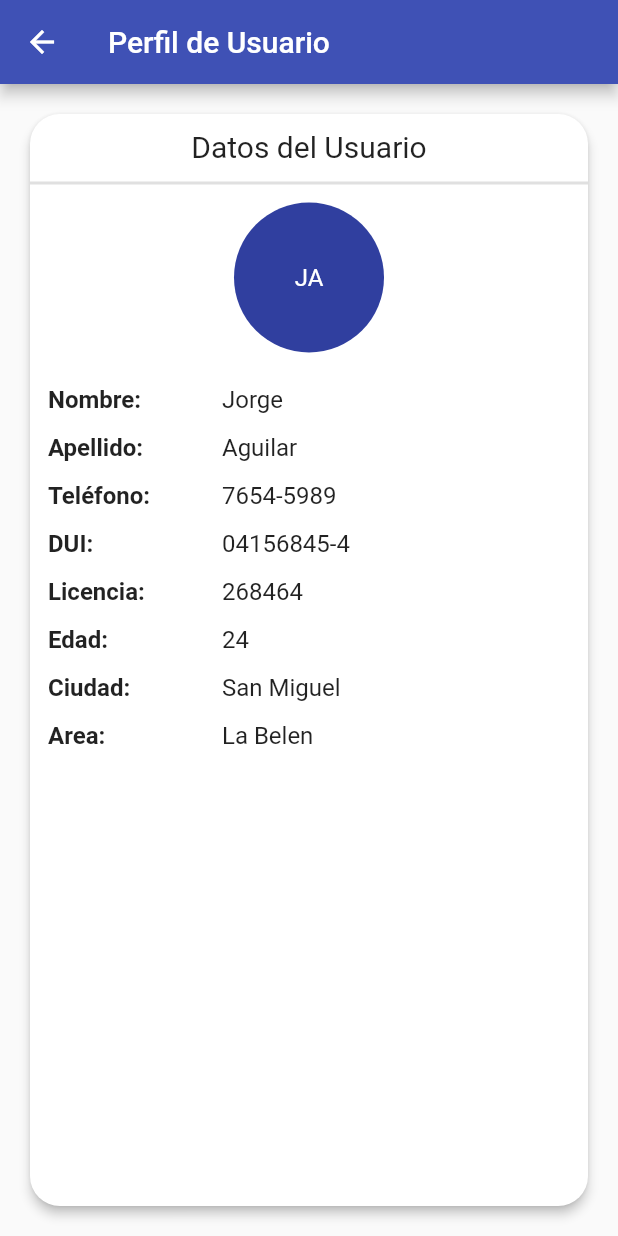
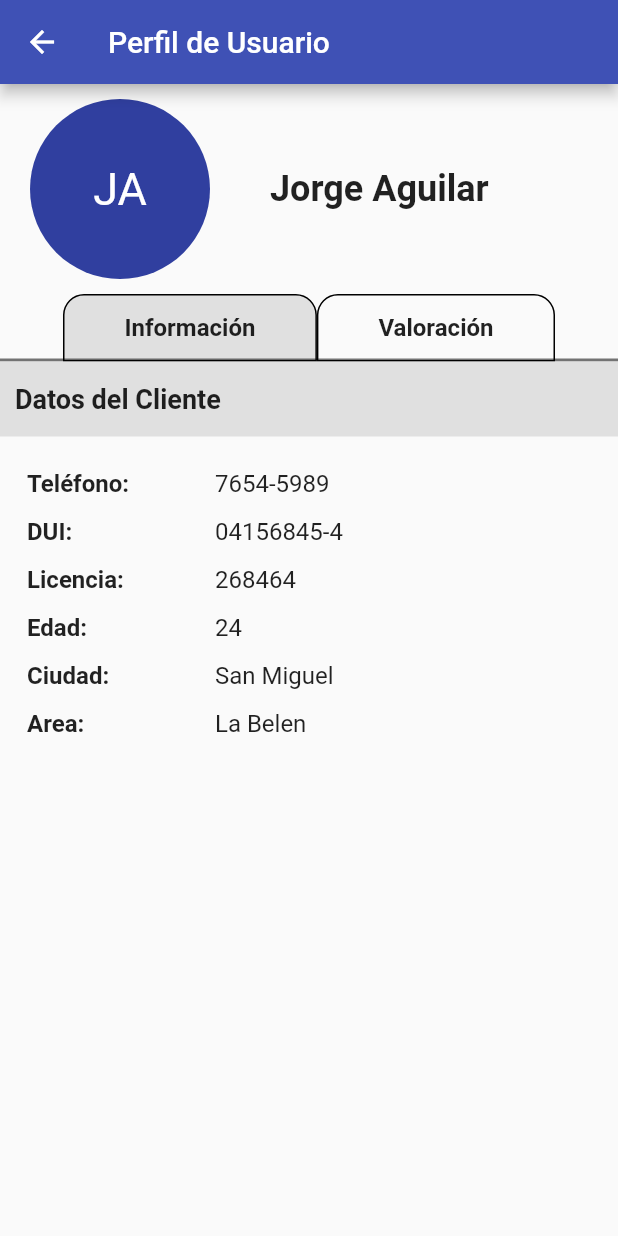
Before and after one commit to gerardoevs/driveloop-app, a Flutter app: the ProfilePage screen opened by its route, on a phone screen of 412 x 824 dp. Run offline on Flutter 3.47's test engine with Material 2 defaults, Android fonts, the phone set to English and light mode, and no system bars; our stand-ins replace transparent_image; network calls fail.

```diff
--- a/lib/pages/profile_page.dart
+++ b/lib/pages/profile_page.dart
@@ -4,7 +4,6 @@ final TextStyle _propiedadFontStyle =
     const TextStyle(fontWeight: FontWeight.bold, fontSize: 16, height: 2);
 final TextStyle _valorFontStyle = const TextStyle(fontSize: 16, height: 2);
 
-class ProfilePage extends StatelessWidget {
 final Map<String, String> _usuario = {
   'nombre': 'Jorge',
   'apellido': 'Aguilar',
@@ -15,40 +14,100 @@ class ProfilePage extends StatelessWidget {
   'city': 'San Miguel',
   'location': 'La Belen'
 };
+
+class ProfilePage extends StatefulWidget {
+  ProfilePage({Key key}) : super(key: key);
+
+  @override
+  _ProfilePageState createState() => _ProfilePageState();
+}
+
+class _ProfilePageState extends State<ProfilePage> {
+
+  String _tabSelected = 'Información';
+
   @override
   Widget build(BuildContext context) {
     return Scaffold(
       appBar: AppBar(
         title: Text('Perfil de Usuario'),
       ),
-      body: Card(
-        margin: EdgeInsets.all(20),
-        elevation: 3,
-        shape: RoundedRectangleBorder(borderRadius: BorderRadius.circular(20)),
-        borderOnForeground: true,
+      body: ListView(
+        physics: ClampingScrollPhysics(),
+        children: <Widget>[
+          Padding(
+            padding: const EdgeInsets.symmetric(horizontal: 20.0, vertical: 10),
+            child: Row(
+              children: <Widget>[
+                CircleAvatar(
+                  child: Text(
+                    '${_usuario['nombre'].substring(0, 1)}${_usuario['apellido'].substring(0, 1)}',
+                    style: TextStyle(fontSize: 30),
+                  ),
+                  radius: 60,
+                ),
+                SizedBox(width: 40),
+                Text(
+                  '${_usuario['nombre']} ${_usuario['apellido']}',
+                  style: TextStyle(fontSize: 24, fontWeight: FontWeight.bold),
+                )
+              ],
+            ),
+          ),
+          Container(
             child: Column(
               children: <Widget>[
-            SizedBox(height: 10),
-            Text('Datos del Usuario', style: TextStyle(fontSize: 20)),
-            SizedBox(height: 5),
-            Divider(thickness: 2),
-            SizedBox(height: 5),
-            CircleAvatar(radius: 50, child: Text('${_usuario['nombre'].substring(0, 1)}${_usuario['apellido'].substring(0, 1)}')),
-            Padding(
-              padding: const EdgeInsets.all(12.0),
+                Row(
+                  mainAxisAlignment: MainAxisAlignment.center,
+                  children: _tabOptions(['Información', 'Valoración'])
+                ),
+                Divider(thickness: 2, height: 0, color: Colors.black54),
+                (_tabSelected == 'Valoración')? _valorationTab('Valoración del Usuario') : _informationTab('Datos del Cliente')
+              ],
+            ),
+          ),
+        ],
+      )
+    );
+  }
+
+  List<Widget> _tabOptions(List options) {
+    return options.map((option) =>
+      GestureDetector(
+        onTap: () {
+          setState(() {
+            _tabSelected = option;
+          });
+        },
+        child: Container(child: Text(option, style: TextStyle(fontSize: 16, fontWeight: FontWeight.w600)),
+          padding: EdgeInsets.symmetric(vertical: 12, horizontal: 40),
+          decoration: BoxDecoration(
+            color: (option == _tabSelected)? Colors.grey[300]: null,
+            border: Border.all(width: 1),
+            borderRadius: BorderRadius.vertical(top: Radius.circular(14))
+          ),
+        ),
+      )
+    ).toList();
+  }
+
+  Widget _informationTab(String title) {
+    return Column(
+      children: <Widget>[
+        Container(
+          alignment: Alignment.centerLeft,
+          color: Colors.grey[300],
+          height: 50,
+          width: double.infinity,
+          padding: EdgeInsets.only(left: 10),
+          child: Text(title, style: TextStyle(fontSize: 18, fontWeight: FontWeight.bold)),
+        ),
+        Container(
+          padding: const EdgeInsets.symmetric(horizontal: 18.0, vertical: 12),
           child: Table(
-                //border: TableBorder.all(style: BorderStyle.solid, width: 1),
             columnWidths: {0: IntrinsicColumnWidth(flex: 0.5)},
             defaultVerticalAlignment: TableCellVerticalAlignment.middle,
             children: <TableRow>[
-                  TableRow(children: [
-                    Text('Nombre:', style: _propiedadFontStyle),
-                    Text('${_usuario['nombre']}', style: _valorFontStyle),
-                  ]),
-                  TableRow(children: [
-                    Text('Apellido:', style: _propiedadFontStyle),
-                    Text('${_usuario['apellido']}', style: _valorFontStyle),
-                  ]),
               TableRow(children: [
                 Text('Teléfono:', style: _propiedadFontStyle),
                 Text('${_usuario['phone']}', style: _valorFontStyle),
@@ -75,10 +134,26 @@ class ProfilePage extends StatelessWidget {
               ]),
             ],
           ),
-            )
+        ),
       ],
+    );
+  }
+
+  Widget _valorationTab(String title) {
+    return Column(
+      children: <Widget>[
+        Container(
+          alignment: Alignment.centerLeft,
+          color: Colors.grey[300],
+          height: 50,
+          width: double.infinity,
+          padding: EdgeInsets.only(left: 10),
+          child: Text(title, style: TextStyle(fontSize: 18, fontWeight: FontWeight.bold)),
         ),
+        Container(
+          padding: const EdgeInsets.symmetric(horizontal: 18.0, vertical: 12),
         ),
+      ],
     );
   }
 }
--- a/lib/pages/received_page.dart
+++ b/lib/pages/received_page.dart
@@ -8,11 +8,11 @@ class ReceivedPage extends StatefulWidget {
 
 class _ReceivedPage extends State<ReceivedPage> {
   final List<Map<String, String>> _notificaciones = [
-      {'nombre': 'Josias', 'marca': 'Toyota', 'modelo': 'Corolla', 'tiempo': '5 dias'},
-      {'nombre': 'Carlos', 'marca': 'Honda', 'modelo': 'CRV', 'tiempo': '3 dias'},
-      {'nombre': 'Mario', 'marca': 'Mitsubishi', 'modelo': 'Lancer', 'tiempo': '8 dias'},
-      {'nombre': 'Karina', 'marca': 'Nissan', 'modelo': 'Sentra', 'tiempo': '4 dias'},
-      {'nombre': 'Alberto', 'marca': 'Kia', 'modelo': 'Forte', 'tiempo': '7 dias'}
+      {'nombre': 'Josias Hernandez', 'marca': 'Toyota', 'modelo': 'Corolla', 'tiempo': '5 dias'},
+      {'nombre': 'Carlos Hernandez', 'marca': 'Honda', 'modelo': 'CRV', 'tiempo': '3 dias'},
+      {'nombre': 'Mario Hernandez', 'marca': 'Mitsubishi', 'modelo': 'Lancer', 'tiempo': '8 dias'},
+      {'nombre': 'Karina Hernandez', 'marca': 'Nissan', 'modelo': 'Sentra', 'tiempo': '4 dias'},
+      {'nombre': 'Alberto Hernandez', 'marca': 'Kia', 'modelo': 'Forte', 'tiempo': '7 dias'}
     ];
 
   @override
@@ -34,7 +34,7 @@ class _ReceivedPage extends State<ReceivedPage> {
     return Card(
       child: ListTile(
         isThreeLine: true,
-        leading: Image.network('https://picsum.photos/seed/asd/300'),
+        leading: Image.network('https://upload.wikimedia.org/wikipedia/commons/b/b7/2017_Kia_Sorento_KX-4_4X4_Automatic_2%2C2_Front.jpg', width: 90,),
         title: Text('${data['nombre']}'),
         subtitle: Text('${data['marca']} ${data['modelo']}\npor: ${data['tiempo']}', softWrap: false, overflow: TextOverflow.fade,),
         onTap: () {
@@ -44,14 +44,14 @@ class _ReceivedPage extends State<ReceivedPage> {
           mainAxisSize: MainAxisSize.min,
           buttonPadding: EdgeInsets.zero,
           children: <Widget>[
-            IconButton(icon: Icon(Icons.thumb_down), color: Colors.pink, onPressed: (){
+            IconButton(icon: Icon(Icons.not_interested), tooltip: 'Rechazar', color: Colors.pink, onPressed: (){
               setState(() {
                 if(_notificaciones.isNotEmpty){
                   _notificaciones.removeAt(index);
                 }
               });
             }, iconSize: 22),
-            IconButton(icon: Icon(Icons.thumb_up), color: Colors.indigo, onPressed: (){
+            IconButton(icon: Icon(Icons.thumb_up), tooltip: 'Aceptar', color: Colors.indigo, onPressed: (){
               setState(() {
                 if(_notificaciones.isNotEmpty){
                   _notificaciones.removeAt(index);
@@ -71,7 +71,7 @@ class _ReceivedPage extends State<ReceivedPage> {
         child: Text('Detalles de la solicitud'),
       ),
       children: <Widget>[
-        FadeInImage.memoryNetwork(placeholder: kTransparentImage, image: 'https://picsum.photos/seed/asd/350/200', height: 200),
+        FadeInImage.memoryNetwork(placeholder: kTransparentImage, image: 'https://upload.wikimedia.org/wikipedia/commons/b/b7/2017_Kia_Sorento_KX-4_4X4_Automatic_2%2C2_Front.jpg', height: 200),
         Text.rich(TextSpan(
           children: [
             TextSpan(text: 'El usuario '),
--- a/lib/widgets/drawer_widget.dart
+++ b/lib/widgets/drawer_widget.dart
@@ -16,7 +16,7 @@ class AppDrawer extends StatelessWidget {
     final List<Widget> list = [];
 
     list.add(DrawerHeader(
-      child: FlutterLogo(size: 200),
+      child: Image.network('https://www.brandbucket.com/sites/default/files/logo_uploads/68678/large_driveloop1.png'),
       decoration: BoxDecoration(color: Colors.indigo),
     ));
 
@@ -26,21 +26,21 @@ class AppDrawer extends StatelessWidget {
           ListTile(
             leading: Icon(data['icono']),
             title: Text(data['nombre']),
+            trailing: Icon(Icons.arrow_right),
             onTap: () => Navigator.pushNamed(context, data['ruta']),
           ),
-          Divider()
         ],
       ));
     });
 
     list.add(Column(
         children: <Widget>[
+          Divider(thickness: 1),
           ListTile(
             leading: Icon(Icons.exit_to_app),
             title: Text('Cerrar Sesión'),
             onTap: () => Navigator.pushReplacementNamed(context, 'login'),
           ),
-          Divider()
         ],
       ));
 
```
Also changed, not shown: lib/pages/owner_page.dart (+16 -0 lines). Lines whose indentation alone changed are shown as unchanged.
